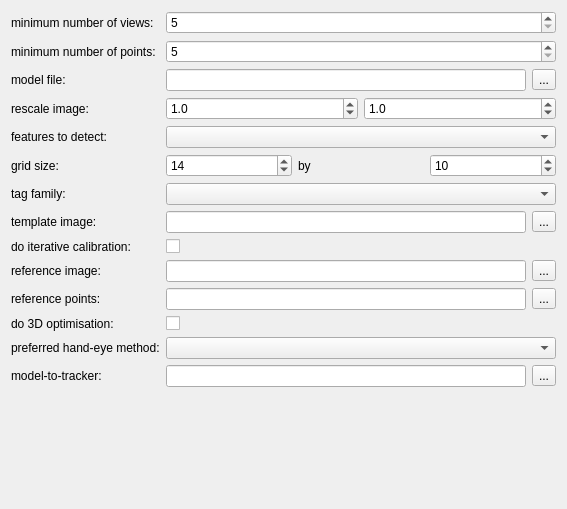
NifTK/NifTK, file MITK/Plugins/uk.ac.ucl.cmic.igicameracal/src/internal/niftkCameraCalViewPreferencePage.ui: the form before one commit.
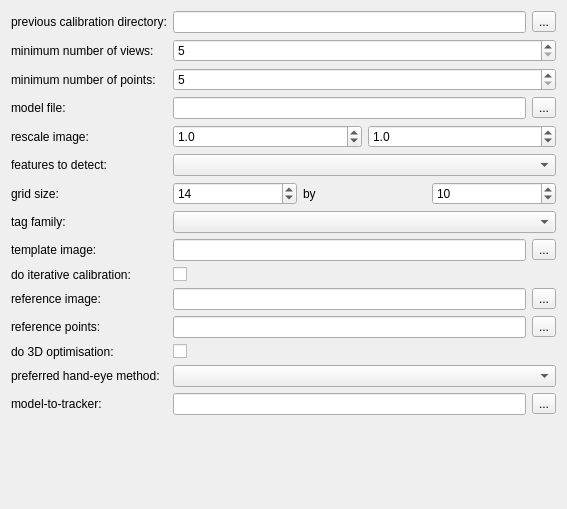
The form after the commit.

Commit message: Issue #4702: Set preference for previous calibration.

Diff of the .ui file:
```diff
--- a/MITK/Plugins/uk.ac.ucl.cmic.igicameracal/src/internal/niftkCameraCalViewPreferencePage.ui
+++ b/MITK/Plugins/uk.ac.ucl.cmic.igicameracal/src/internal/niftkCameraCalViewPreferencePage.ui
@@ -13,10 +13,38 @@
   <property name="windowTitle">
    <string>Form</string>
   </property>
-  <layout class="QHBoxLayout" name="horizontalLayout_8">
+  <layout class="QHBoxLayout" name="horizontalLayout_9">
    <item>
     <layout class="QFormLayout" name="formLayout">
      <item row="0" column="0">
+      <widget class="QLabel" name="m_PreviousCalibrationDirLabel">
+       <property name="toolTip">
+        <string>The minimum before camera calibration starts.</string>
+       </property>
+       <property name="text">
+        <string>previous calibration directory:</string>
+       </property>
+      </widget>
+     </item>
+     <item row="0" column="1">
+      <layout class="QHBoxLayout" name="horizontalLayout_8">
+       <item>
+        <widget class="QLineEdit" name="m_PreviousCalibrationDirLineEdit">
+         <property name="toolTip">
+          <string>Plain text file containing point id and 3D (x, y, z) coordinates, one point per line.</string>
+         </property>
+        </widget>
+       </item>
+       <item>
+        <widget class="QToolButton" name="m_PreviousCalibrationDirToolButton">
+         <property name="text">
+          <string>...</string>
+         </property>
+        </widget>
+       </item>
+      </layout>
+     </item>
+     <item row="1" column="0">
       <widget class="QLabel" name="m_MinimumViewsLabel">
        <property name="toolTip">
         <string>The minimum before camera calibration starts.</string>
@@ -26,7 +54,7 @@
        </property>
       </widget>
      </item>
-     <item row="0" column="1">
+     <item row="1" column="1">
       <widget class="QSpinBox" name="m_MinimumViewsSpinBox">
        <property name="toolTip">
         <string>The minimum before camera calibration starts.</string>
@@ -39,7 +67,7 @@
        </property>
       </widget>
      </item>
-     <item row="1" column="0">
+     <item row="2" column="0">
       <widget class="QLabel" name="m_MinPointsLabel">
        <property name="toolTip">
         <string>Normally, chessboards require all points,
@@ -50,7 +78,7 @@
        </property>
       </widget>
      </item>
-     <item row="1" column="1">
+     <item row="2" column="1">
       <widget class="QSpinBox" name="m_MinPointsSpinBox">
        <property name="toolTip">
         <string>Minimum number of points for April Tags.</string>
@@ -63,7 +91,7 @@
        </property>
       </widget>
      </item>
-     <item row="2" column="0">
+     <item row="3" column="0">
       <widget class="QLabel" name="m_3DModelLabel">
        <property name="toolTip">
         <string>Plain text file containing point id and 3D (x, y, z) coordinates, one point per line.</string>
@@ -73,7 +101,7 @@
        </property>
       </widget>
      </item>
-     <item row="2" column="1">
+     <item row="3" column="1">
       <layout class="QHBoxLayout" name="horizontalLayout_5">
        <item>
         <widget class="QLineEdit" name="m_3DModelLineEdit">
@@ -91,7 +119,7 @@
        </item>
       </layout>
      </item>
-     <item row="3" column="0">
+     <item row="4" column="0">
       <widget class="QLabel" name="m_ScaleImageLabel">
        <property name="toolTip">
         <string>Scale the image, changing the number of pixels.</string>
@@ -101,7 +129,7 @@
        </property>
       </widget>
      </item>
-     <item row="3" column="1">
+     <item row="4" column="1">
       <layout class="QHBoxLayout" name="horizontalLayout_2">
        <item>
         <widget class="QDoubleSpinBox" name="m_ScaleImageInXSpinBox">
@@ -149,7 +177,7 @@
        </item>
       </layout>
      </item>
-     <item row="4" column="0">
+     <item row="5" column="0">
       <widget class="QLabel" name="m_FeaturesLabel">
        <property name="toolTip">
         <string>Choose the features you are trying to detect.</string>
@@ -159,14 +187,14 @@
        </property>
       </widget>
      </item>
-     <item row="4" column="1">
+     <item row="5" column="1">
       <widget class="QComboBox" name="m_FeaturesComboBox">
        <property name="toolTip">
         <string>Select type of features.</string>
        </property>
       </widget>
      </item>
-     <item row="5" column="0">
+     <item row="6" column="0">
       <widget class="QLabel" name="m_GridSizeLabel">
        <property name="toolTip">
         <string>For chessboards, and grids of dots or rings, specify the number of dots in horizontal then vertical direction.</string>
@@ -176,7 +204,7 @@
        </property>
       </widget>
      </item>
-     <item row="5" column="1">
+     <item row="6" column="1">
       <layout class="QHBoxLayout" name="horizontalLayout">
        <item>
         <widget class="QSpinBox" name="m_GridPointsInXSpinBox">
@@ -213,21 +241,21 @@
        </item>
       </layout>
      </item>
-     <item row="6" column="0">
+     <item row="7" column="0">
       <widget class="QLabel" name="m_TagFamilyLabel">
        <property name="text">
         <string>tag family:</string>
        </property>
       </widget>
      </item>
-     <item row="6" column="1">
+     <item row="7" column="1">
       <widget class="QComboBox" name="m_TagFamilyComboBox">
        <property name="toolTip">
         <string>April Tag family name.</string>
        </property>
       </widget>
      </item>
-     <item row="7" column="0">
+     <item row="8" column="0">
       <widget class="QLabel" name="m_TemplateImageLabel">
        <property name="toolTip">
         <string/>
@@ -237,7 +265,7 @@
        </property>
       </widget>
      </item>
-     <item row="7" column="1">
+     <item row="8" column="1">
       <layout class="QHBoxLayout" name="horizontalLayout_3">
        <item>
         <widget class="QLineEdit" name="m_TemplateImageLineEdit"/>
@@ -251,7 +279,7 @@
        </item>
       </layout>
      </item>
-     <item row="8" column="0">
+     <item row="9" column="0">
       <widget class="QLabel" name="m_IterativeLabel">
        <property name="toolTip">
         <string>See Dutta 2009 paper.</string>
@@ -261,14 +289,14 @@
        </property>
       </widget>
      </item>
-     <item row="8" column="1">
+     <item row="9" column="1">
       <widget class="QCheckBox" name="m_IterativeCheckBox">
        <property name="text">
         <string/>
        </property>
       </widget>
      </item>
-     <item row="9" column="0">
+     <item row="10" column="0">
       <widget class="QLabel" name="m_ReferenceImageLabel">
        <property name="toolTip">
         <string>See Dutta 2009.</string>
@@ -278,7 +306,7 @@
        </property>
       </widget>
      </item>
-     <item row="9" column="1">
+     <item row="10" column="1">
       <layout class="QHBoxLayout" name="horizontalLayout_6">
        <item>
         <widget class="QLineEdit" name="m_ReferenceImageLineEdit">
@@ -296,7 +324,7 @@
        </item>
       </layout>
      </item>
-     <item row="10" column="0">
+     <item row="11" column="0">
       <widget class="QLabel" name="m_ReferencePointsLabel">
        <property name="toolTip">
         <string>See Dutta 2009.</string>
@@ -306,7 +334,7 @@
        </property>
       </widget>
      </item>
-     <item row="10" column="1">
+     <item row="11" column="1">
       <layout class="QHBoxLayout" name="horizontalLayout_7">
        <item>
         <widget class="QLineEdit" name="m_ReferencePointsLineEdit">
@@ -324,7 +352,7 @@
        </item>
       </layout>
      </item>
-     <item row="11" column="0">
+     <item row="12" column="0">
       <widget class="QLabel" name="m_Do3DOptimisationLabel">
        <property name="toolTip">
         <string>For stereo, optimises 3D reconstruction error rather than reprojection error.</string>
@@ -334,28 +362,28 @@
        </property>
       </widget>
      </item>
-     <item row="11" column="1">
+     <item row="12" column="1">
       <widget class="QCheckBox" name="m_Do3DOptimisationCheckBox">
        <property name="text">
         <string/>
        </property>
       </widget>
      </item>
-     <item row="12" column="0">
+     <item row="13" column="0">
       <widget class="QLabel" name="m_HandEyeLabel">
        <property name="text">
         <string>preferred hand-eye method:</string>
        </property>
       </widget>
      </item>
-     <item row="12" column="1">
+     <item row="13" column="1">
       <widget class="QComboBox" name="m_HandEyeComboBox">
        <property name="toolTip">
         <string>This plugin calculates all available hand-eye methods, so this is the one to visualise.</string>
        </property>
       </widget>
      </item>
-     <item row="13" column="0">
+     <item row="14" column="0">
       <widget class="QLabel" name="m_ModelToTrackerLabel">
        <property name="toolTip">
         <string>Name of a 4x4 file to describe model to tracker transform.</string>
@@ -365,7 +393,7 @@
        </property>
       </widget>
      </item>
-     <item row="13" column="1">
+     <item row="14" column="1">
       <layout class="QHBoxLayout" name="horizontalLayout_4">
        <item>
         <widget class="QLineEdit" name="m_ModelToTrackerLineEdit"/>
```
The commit also changes 3 other files.
